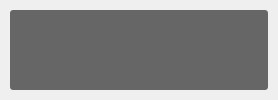
naver/prism-live-studio, file src/prism-live-studio/PRISMLiveStudio/prism-ui/common/bubbletips.ui: the form before one commit.
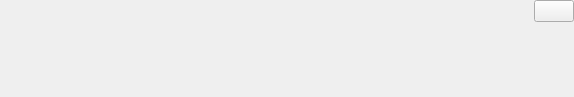
The form after the commit.

Patch:
```diff
--- a/src/prism-live-studio/PRISMLiveStudio/prism-ui/common/bubbletips.ui
+++ b/src/prism-live-studio/PRISMLiveStudio/prism-ui/common/bubbletips.ui
@@ -6,62 +6,92 @@
    <rect>
     <x>0</x>
     <y>0</y>
-    <width>278</width>
-    <height>100</height>
+    <width>574</width>
+    <height>97</height>
    </rect>
   </property>
-  <property name="minimumSize">
-   <size>
-    <width>278</width>
-    <height>0</height>
-   </size>
-  </property>
-  <property name="maximumSize">
-   <size>
-    <width>278</width>
-    <height>16777215</height>
-   </size>
-  </property>
   <property name="windowTitle">
    <string>Form</string>
   </property>
   <property name="styleSheet">
-   <string notr="true">#label{
-font-size: 14px;
-color: white;
-background: #666666;
-border-radius: 3px;
-border: 0;
-padding: 10px;
-}</string>
+   <string notr="true"/>
+  </property>
+  <property name="lineWidth">
+   <number>0</number>
   </property>
   <layout class="QVBoxLayout" name="verticalLayout">
    <property name="spacing">
     <number>0</number>
    </property>
    <property name="leftMargin">
-    <number>10</number>
+    <number>0</number>
    </property>
    <property name="topMargin">
-    <number>10</number>
+    <number>0</number>
    </property>
    <property name="rightMargin">
-    <number>10</number>
+    <number>0</number>
    </property>
    <property name="bottomMargin">
     <number>10</number>
    </property>
    <item>
-    <widget class="QLabel" name="label">
-     <property name="text">
-      <string/>
+    <widget class="QFrame" name="bubbleBg">
+     <property name="frameShape">
+      <enum>QFrame::NoFrame</enum>
      </property>
-     <property name="alignment">
-      <set>Qt::AlignLeading|Qt::AlignLeft|Qt::AlignTop</set>
+     <property name="frameShadow">
+      <enum>QFrame::Plain</enum>
      </property>
-     <property name="wordWrap">
-      <bool>true</bool>
-     </property>
+     <layout class="QHBoxLayout" name="horizontalLayout" stretch="0,0">
+      <property name="spacing">
+       <number>3</number>
+      </property>
+      <property name="leftMargin">
+       <number>0</number>
+      </property>
+      <property name="topMargin">
+       <number>0</number>
+      </property>
+      <property name="rightMargin">
+       <number>0</number>
+      </property>
+      <property name="bottomMargin">
+       <number>0</number>
+      </property>
+      <item>
+       <widget class="QLabel" name="label">
+        <property name="sizePolicy">
+         <sizepolicy hsizetype="Preferred" vsizetype="Preferred">
+          <horstretch>0</horstretch>
+          <verstretch>0</verstretch>
+         </sizepolicy>
+        </property>
+        <property name="text">
+         <string/>
+        </property>
+        <property name="alignment">
+         <set>Qt::AlignLeading|Qt::AlignLeft|Qt::AlignVCenter</set>
+        </property>
+        <property name="wordWrap">
+         <bool>true</bool>
+        </property>
+       </widget>
+      </item>
+      <item alignment="Qt::AlignTop">
+       <widget class="QPushButton" name="bubbleCloseButton">
+        <property name="sizePolicy">
+         <sizepolicy hsizetype="Fixed" vsizetype="Fixed">
+          <horstretch>0</horstretch>
+          <verstretch>0</verstretch>
+         </sizepolicy>
+        </property>
+        <property name="text">
+         <string/>
+        </property>
+       </widget>
+      </item>
+     </layout>
     </widget>
    </item>
   </layout>
```
